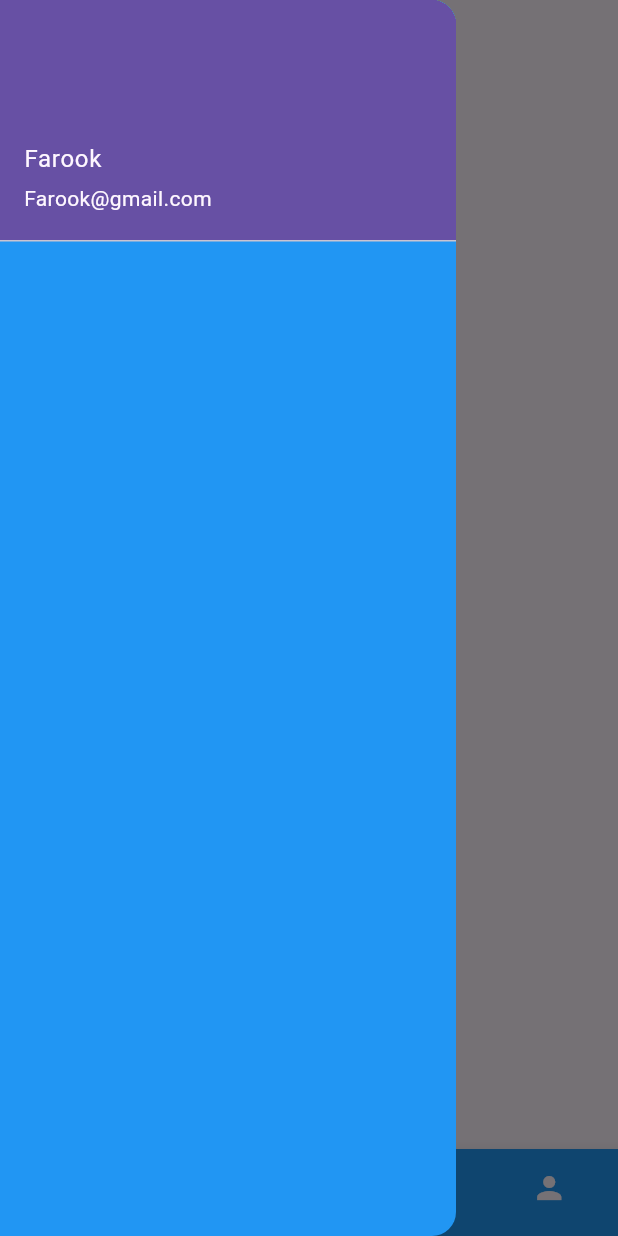
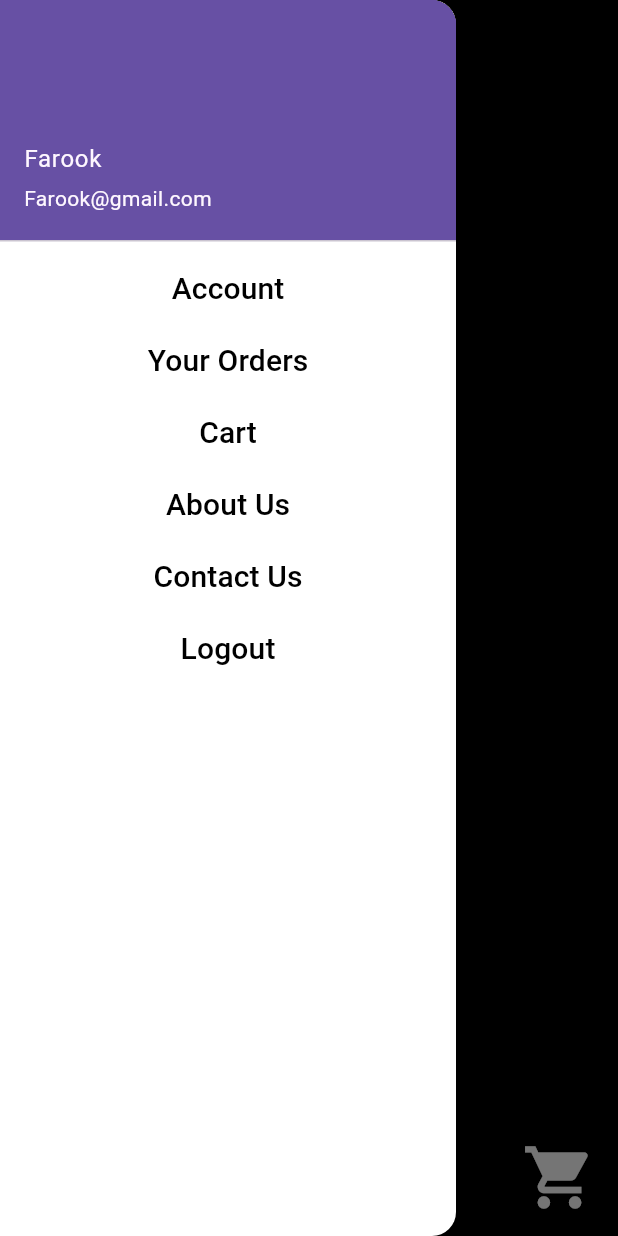
Before and after one commit to ummerfarook905/Aquafin_frontend, a Flutter app: the HomeScreen screen opened by its route, with the side drawer open, on a phone screen of 412 x 824 dp. Run offline on Flutter 3.47's test engine with Material 3 defaults, Android fonts, the light colour scheme and no system bars; our stand-ins replace dio, get; network calls fail.

Commit message:
creating home page

```diff
--- /dev/null
+++ b/lib/controllers/fish_controller.dart
@@ -0,0 +1,23 @@
+import 'package:aquafin_frontend/models/fish_model.dart';
+import 'package:get/get.dart';
+
+class FishController extends GetxController{
+
+  var fish = <FishModel>[].obs;
+   @override
+  void onInit() {
+    super.onInit();
+    fetchCategories();
+  }
+
+  void fetchCategories() {
+    fish.value= [
+      FishModel(name: "Guppys", image: "assets/guppys.png"),
+      FishModel(name: "Fighter", image: "assets/fighter.png"),
+      FishModel(name: "Monster", image: "assets/monster.png"),
+      FishModel(name: "Gold fish", image: "assets/goldfish.png"),
+      FishModel(name: "Koi fish", image: "assets/koi.png"),
+      FishModel(name: "Cultivated", image: "assets/cultivated.png"),
+    ];
+  }
+}
--- /dev/null
+++ b/lib/models/fish_model.dart
@@ -0,0 +1,11 @@
+class FishModel {
+  final String name;
+  final String image;
+
+  FishModel(
+    {
+      required this.name,
+      required this.image
+    }
+  );
+}
--- /dev/null
+++ b/lib/views/fish_screen.dart
@@ -0,0 +1,10 @@
+import 'package:flutter/widgets.dart';
+
+class MyWidget extends StatelessWidget {
+  const MyWidget({super.key});
+
+  @override
+  Widget build(BuildContext context) {
+    return const Placeholder();
+  }
+}
--- a/lib/views/home_screen.dart
+++ b/lib/views/home_screen.dart
@@ -17,47 +17,135 @@ class _HomeScreenState extends State<HomeScreen> {
   @override
   Widget build(BuildContext context) {
     return Scaffold(
-      appBar: AppBar(title: const Text("Home")),
+      backgroundColor: Colors.black,
+      appBar: AppBar(
+        backgroundColor: Colors.black,
+        title: const Text("Home",
+        style: TextStyle(
+          color: Colors.white
+        ),),
+        ),
       drawer: Drawer(
-        backgroundColor: Colors.blue,
+        backgroundColor: Colors.white,
         child: ListView(
           children: [
             UserAccountsDrawerHeader(
               accountName: Text("Farook"),
-              accountEmail: Text("Farook@gmail.com"))
+              accountEmail: Text("Farook@gmail.com")),
+
+            // Account button
+            TextButton(
+              onPressed: () {
+              },
+              child: const Align(
+                alignment: Alignment.center,
+                child: Text(
+                  "Account",
+                  style: TextStyle(color: Colors.black, fontSize: 20),
+                ),
+              ),
+            ),
+
+            // Orders button
+            TextButton(
+              onPressed: () {
+              },
+              child: const Align(
+                alignment: Alignment.center,
+                child: Text(
+                  "Your Orders",
+                  style: TextStyle(color: Colors.black, fontSize: 20),
+                ),
+              ),
+            ),
+
+             // Cart button
+            TextButton(
+              onPressed: () {
+              },
+              child: const Align(
+                alignment: Alignment.center,
+                child: Text(
+                  "Cart",
+                  style: TextStyle(color: Colors.black, fontSize: 20),
+                ),
+              ),
+            ),
+
+             // About Us button
+            TextButton(
+              onPressed: () {
+              },
+              child: const Align(
+                alignment: Alignment.center,
+                child: Text(
+                  "About Us",
+                  style: TextStyle(color: Colors.black, fontSize: 20),
+                ),
+              ),
+            ),
+
+             // Contact Us button
+            TextButton(
+              onPressed: () {
+              },
+              child: const Align(
+                alignment: Alignment.center,
+                child: Text(
+                  "Contact Us",
+                  style: TextStyle(color: Colors.black, fontSize: 20),
+                ),
+              ),
+            ),
+
+             // Logout button
+            TextButton(
+              onPressed: () {
+              },
+              child: const Align(
+                alignment: Alignment.center,
+                child: Text(
+                  "Logout",
+                  style: TextStyle(color: Colors.black, fontSize: 20),
+                ),
+              ),
+            ),
           ],
         ),
       ),
-      bottomNavigationBar: BottomNavigationBar(items: [
-        BottomNavigationBarItem(
-          icon: Icon(Icons.home),
-          label: "Home",
-          backgroundColor: Colors.blue),
-        BottomNavigationBarItem(
-            icon: Icon(Icons.person),
-            label: "Profile",
-            backgroundColor: Colors.blue,
-          ),
-        BottomNavigationBarItem(
-            icon: Icon(Icons.person),
-            label: "Profile",
-            backgroundColor: Colors.blue,
-          ),
-        BottomNavigationBarItem(
-            icon: Icon(Icons.person),
-            label: "Profile",
-            backgroundColor: Colors.blue,
-          ),
-      ],
-      currentIndex: 0,
+      body: Center(
+        child: Stack(
+          alignment: Alignment.center,
+          children: [
+            Column(
+              mainAxisAlignment: MainAxisAlignment.center,
+              children: [
+                TextButton(
+                  onPressed: (){},
+                  child: const Text(
+                    "fish",
+                    style: TextStyle(color: Colors.white, fontSize: 25),
+                    )
+                  ),
+                TextButton(
+                  onPressed: (){},
+                  child: const Text("food",
+                  style: TextStyle(color: Colors.white, fontSize: 25),
+                  )
+                  )
+              ],
+            )
+          ],
+        ),
+    ),
+
+    //floating cart icon
+    floatingActionButton: FloatingActionButton(
+      backgroundColor: Colors.black,
+      onPressed: (){},
+      child: IconButton(onPressed: () {}, icon: const Icon(Icons.shopping_cart, color: Colors.white, size: 50),
       ),
-      body: Center(
-      //   child: ElevatedButton(onPressed: () {
-      //       Navigator.pushReplacementNamed(context, '/login');
-      //     }, child: const Text("Logout"),
-      // ),
-      child: Text(controller.data)
-    )
+      ),
     );
   }
 }
```
